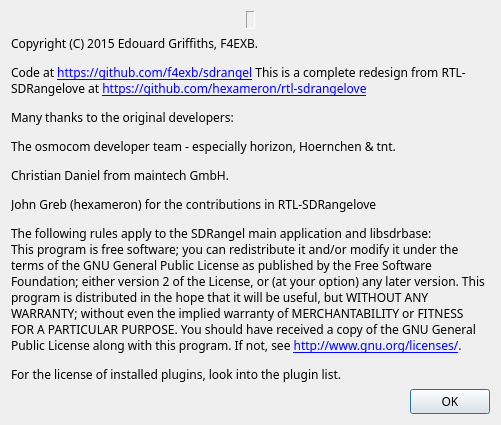
Before: the Qt Designer form sdrbase/gui/aboutdialog.ui in f4exb/sdrangel, drawn with Qt 5.
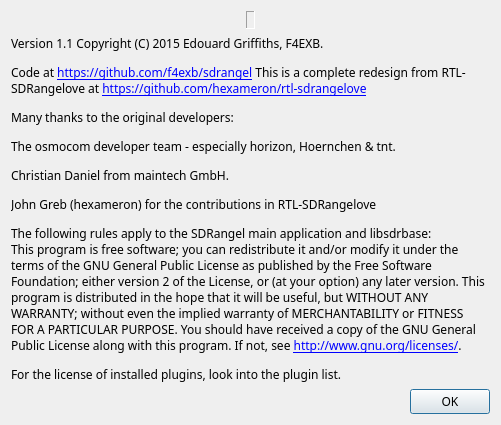
After: the same form once the commit is applied. Icons and pictures are not drawn.

Commit message: SDRdaemon plugin: fixed UDP setting in UI

Patch:
```diff
--- a/sdrbase/gui/aboutdialog.ui
+++ b/sdrbase/gui/aboutdialog.ui
@@ -84,7 +84,7 @@
    <item>
     <widget class="QLabel" name="label_2">
      <property name="text">
-      <string>&lt;html&gt;&lt;head/&gt;&lt;body&gt;&lt;p&gt;Copyright (C) 2015 Edouard Griffiths, F4EXB. &lt;/p&gt;&lt;p&gt;Code at &lt;a href=&quot;https://github.com/f4exb/sdrangel&quot;&gt;&lt;span style=&quot; text-decoration: underline; color:#0000ff;&quot;&gt;https://github.com/f4exb/sdrangel&lt;/span&gt;&lt;/a&gt; This is a complete redesign from RTL-SDRangelove at &lt;a href=&quot;https://github.com/hexameron/rtl-sdrangelove&quot;&gt;&lt;span style=&quot; text-decoration: underline; color:#0000ff;&quot;&gt;https://github.com/hexameron/rtl-sdrangelove&lt;/span&gt;&lt;/a&gt;&lt;/p&gt;&lt;p&gt;Many thanks to the original developers:&lt;/p&gt;&lt;p&gt;The osmocom developer team - especially horizon, Hoernchen &amp;amp; tnt.&lt;/p&gt;&lt;p&gt;Christian Daniel from maintech GmbH.&lt;/p&gt;&lt;p&gt;John Greb (hexameron) for the contributions in RTL-SDRangelove&lt;/p&gt;&lt;p&gt;The following rules apply to the SDRangel main application and libsdrbase:&lt;br/&gt;This program is free software; you can redistribute it and/or modify it under the terms of the GNU General Public License as published by the Free Software Foundation; either version 2 of the License, or (at your option) any later version. This program is distributed in the hope that it will be useful, but WITHOUT ANY WARRANTY; without even the implied warranty of MERCHANTABILITY or FITNESS FOR A PARTICULAR PURPOSE. You should have received a copy of the GNU General Public License along with this program. If not, see &lt;a href=&quot;http://www.gnu.org/licenses/&quot;&gt;&lt;span style=&quot; text-decoration: underline; color:#0000ff;&quot;&gt;http://www.gnu.org/licenses/&lt;/span&gt;&lt;/a&gt;.&lt;/p&gt;&lt;p&gt;For the license of installed plugins, look into the plugin list.&lt;/p&gt;&lt;/body&gt;&lt;/html&gt;</string>
+      <string>&lt;html&gt;&lt;head/&gt;&lt;body&gt;&lt;p&gt;Version 1.1 Copyright (C) 2015 Edouard Griffiths, F4EXB. &lt;/p&gt;&lt;p&gt;Code at &lt;a href=&quot;https://github.com/f4exb/sdrangel&quot;&gt;&lt;span style=&quot; text-decoration: underline; color:#0000ff;&quot;&gt;https://github.com/f4exb/sdrangel&lt;/span&gt;&lt;/a&gt; This is a complete redesign from RTL-SDRangelove at &lt;a href=&quot;https://github.com/hexameron/rtl-sdrangelove&quot;&gt;&lt;span style=&quot; text-decoration: underline; color:#0000ff;&quot;&gt;https://github.com/hexameron/rtl-sdrangelove&lt;/span&gt;&lt;/a&gt;&lt;/p&gt;&lt;p&gt;Many thanks to the original developers:&lt;/p&gt;&lt;p&gt;The osmocom developer team - especially horizon, Hoernchen &amp;amp; tnt.&lt;/p&gt;&lt;p&gt;Christian Daniel from maintech GmbH.&lt;/p&gt;&lt;p&gt;John Greb (hexameron) for the contributions in RTL-SDRangelove&lt;/p&gt;&lt;p&gt;The following rules apply to the SDRangel main application and libsdrbase:&lt;br/&gt;This program is free software; you can redistribute it and/or modify it under the terms of the GNU General Public License as published by the Free Software Foundation; either version 2 of the License, or (at your option) any later version. This program is distributed in the hope that it will be useful, but WITHOUT ANY WARRANTY; without even the implied warranty of MERCHANTABILITY or FITNESS FOR A PARTICULAR PURPOSE. You should have received a copy of the GNU General Public License along with this program. If not, see &lt;a href=&quot;http://www.gnu.org/licenses/&quot;&gt;&lt;span style=&quot; text-decoration: underline; color:#0000ff;&quot;&gt;http://www.gnu.org/licenses/&lt;/span&gt;&lt;/a&gt;.&lt;/p&gt;&lt;p&gt;For the license of installed plugins, look into the plugin list.&lt;/p&gt;&lt;/body&gt;&lt;/html&gt;</string>
      </property>
      <property name="wordWrap">
       <bool>true</bool>
```
The commit also changes 2 other files.
